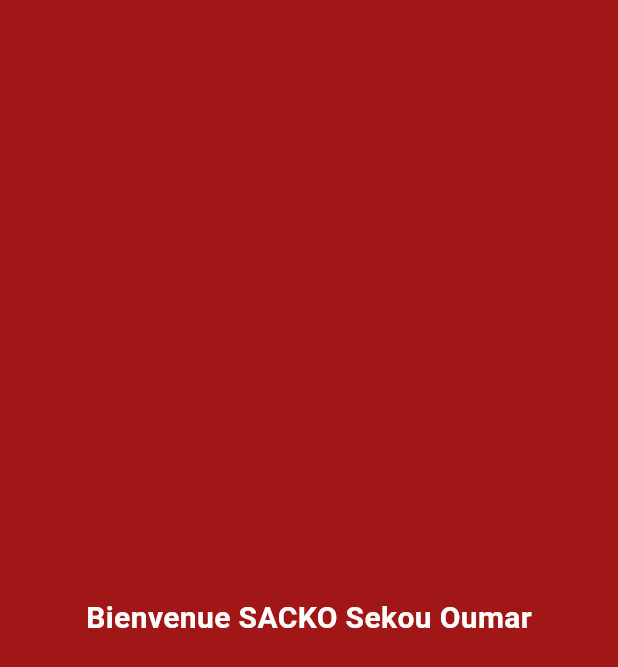
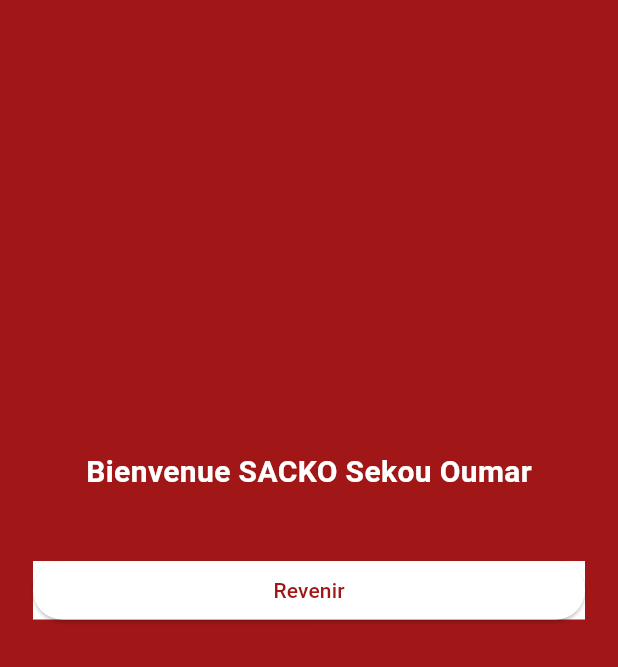
Before and after one commit to AbdoulSow0639/simplonaufprojet, a Flutter app: the screen it shows after launch, after a tap on "Voir plus", on a phone screen of 412 x 824 dp. Shown: the top 667 px of the screen. Run offline on Flutter 3.47's test engine with Material 3 defaults, Android fonts, the phone set to English and light mode, and no system bars; our stand-ins replace get.

Commit message:
commit du briefun 05/06/2025

```diff
--- a/lib/Config/UTILS/sizes.dart
+++ b/lib/Config/UTILS/sizes.dart
@@ -18,4 +18,12 @@ class MesDimensions {
   static const double tailleEcriture =12;
   static const double tailleTitreEcriture = 18;
 
+  static const double tailleDix =  10;
+  static const double tailleCinq = 5;
+  static const double taille130 = 130;
+  static const double taille150 = 150;
+  static const double taille39 = 39;
+  static const double taille300 = 300;
+  static const double taille20 = 20;
+
 }
--- a/lib/Config/UTILS/strings.dart
+++ b/lib/Config/UTILS/strings.dart
@@ -1,10 +1,18 @@
 part of 'values.dart';
 
 class MesTextes {
+
+  static const String logoName = "devAUF";
 
   static const String monNom = "SACKO Sekou Oumar";
   static const String monEmail = "sekououmar978@gmail.com";
   static const String monNumero = "+224 626 37 89 71";
 
+  static const String competence1 = "Flutter";
+  static const String competence2 = "Html";
+  static const String competence3 = "PHP";
 
+  static const String voirPlus = "Voir plus";
+
+  static const String bienvenue = "Bienvenue";
 }
--- a/lib/Models/Briefun/View/briefun_view.dart
+++ b/lib/Models/Briefun/View/briefun_view.dart
@@ -20,16 +20,16 @@ class BriefunViewUI extends GetView {
         ),
         actions: [
           Container(
-            padding: EdgeInsets.only(right: 10),
+            padding: EdgeInsets.only(right: MesDimensions.tailleDix),
             child: Row(
               children: [
                 Icon(Icons.add,color: MesCouleurs.maCouleurBlanche,),
 
-                SizedBox(width: 5,),
+                SizedBox(width: MesDimensions.tailleCinq,),
 
                 Icon(Icons.edit,color: MesCouleurs.maCouleurBlanche),
 
-                SizedBox(width: 5,),
+                SizedBox(width: MesDimensions.tailleCinq,),
 
 
                 Icon(Icons.visibility,color: MesCouleurs.maCouleurBlanche)
@@ -67,10 +67,14 @@ class BriefunViewUI extends GetView {
 
                     ),
 
-                    SizedBox(width: 10,),
+                    SizedBox(width: MesDimensions.tailleDix,),
 
 
-                    Column(
+                    Container(
+
+                      width: MesDimensions.taille150,
+
+                      child: Column(
 
                         crossAxisAlignment: CrossAxisAlignment.start,
                         children: [
@@ -81,7 +85,7 @@ class BriefunViewUI extends GetView {
                             ),
                           ),
 
-                        SizedBox(height: 10,),
+                          SizedBox(height: MesDimensions.tailleDix,),
 
                           Text(
                             "Telephone : ${MesTextes.monNumero}",
@@ -90,7 +94,7 @@ class BriefunViewUI extends GetView {
                             ),
                           ),
 
-                        SizedBox(height: 10,),
+                          SizedBox(height: MesDimensions.tailleDix,),
 
                           Text(
                             "Email : ${MesTextes.monEmail}",
@@ -100,6 +104,7 @@ class BriefunViewUI extends GetView {
                           ),
 
                         ],
+                      ),
                     )
                   ],
                 ),
@@ -119,17 +124,20 @@ class BriefunViewUI extends GetView {
                         ),
                       ),
 
-                      SizedBox(height: 10,),
+                      SizedBox(height: MesDimensions.tailleDix,),
 
                       Container(
-                        height: 130,
+                        height: MesDimensions.taille130,
                         width: double.infinity,
 
                         decoration: BoxDecoration(
                           color: const Color.fromARGB(255, 205, 206, 206)
                         ),
 
-                        padding: EdgeInsets.symmetric(horizontal: 10, vertical: 10),
+                        padding: EdgeInsets.symmetric(
+                          horizontal: MesDimensions.tailleDix,
+                          vertical: MesDimensions.tailleDix
+                        ),
 
                         child: Column(
                           children: [
@@ -137,37 +145,37 @@ class BriefunViewUI extends GetView {
                               children: [
                                 Icon(Icons.check_circle_outline),
 
-                                SizedBox(width: 5,),
+                                SizedBox(width: MesDimensions.tailleCinq,),
 
-                                Text("Flutter")
+                                Text("${MesTextes.competence1}")
                               ],
                             ),
 
-                            SizedBox(height: 10,),
+                            SizedBox(height: MesDimensions.tailleDix,),
 
 
                             Row(
                               children: [
                                 Icon(Icons.check_circle_outline),
 
-                                SizedBox(width: 5,),
+                                SizedBox(width: MesDimensions.tailleCinq,),
 
 
-                                Text("Flutter")
+                                Text("${MesTextes.competence2}")
                               ],
                             ),
 
-                            SizedBox(height: 10,),
+                            SizedBox(height: MesDimensions.tailleDix,),
 
 
                             Row(
                               children: [
                                 Icon(Icons.check_circle_outline),
 
-                                SizedBox(width: 5,),
+                                SizedBox(width: MesDimensions.tailleCinq,),
 
 
-                                Text("Flutter")
+                                Text('${MesTextes.competence3}' )
                               ],
                             )
                           ],
@@ -181,7 +189,7 @@ class BriefunViewUI extends GetView {
 
                 Container(
                   width: double.infinity,
-                  height: 39,
+                  height: MesDimensions.taille39,
                   color: MesCouleurs.maCouleurRouge,
                   child: ElevatedButton(
 
@@ -197,7 +205,7 @@ class BriefunViewUI extends GetView {
                       fixedSize: WidgetStatePropertyAll(Size.fromWidth(double.infinity)),
                     ),
                     child: Text(
-                      "Voir plus",
+                      "${MesTextes.voirPlus}",
                       style: TextStyle(
                         color: MesCouleurs.maCouleurBlanche,
                       ),
--- a/lib/Models/Service/View/serviceView.dart
+++ b/lib/Models/Service/View/serviceView.dart
@@ -9,14 +9,52 @@ class ServiceviewUI extends GetView {
     return Scaffold(
       backgroundColor: MesCouleurs.maCouleurRouge,
       body: Center(
-        child: Text(
-          "Bienvenue ${MesTextes.monNom}",
-          style: TextStyle(
-            fontSize: 20,
-            color: MesCouleurs.maCouleurBlanche,
-            fontWeight: FontWeight.bold
+        child: Container(
+          padding: EdgeInsets.symmetric(
+            horizontal: MesDimensions.paddingHorizontalConteneurMobile,
+            vertical: MesDimensions.taille300
           ),
-        ),
+          child: Column(
+            children: [
+              Text(
+                "${MesTextes.bienvenue} ${MesTextes.monNom}",
+                style: TextStyle(
+                  fontSize: MesDimensions.taille20,
+                  color: MesCouleurs.maCouleurBlanche,
+                  fontWeight: FontWeight.bold
+                ),
+              ),
+
+              SizedBox(height: MesDimensions.hauteurSideBox,),
+
+              Container(
+                width: double.infinity,
+                height: MesDimensions.taille39,
+                color: MesCouleurs.maCouleurBlanche,
+                child: ElevatedButton(
+
+                  onPressed: (){
+                    // var root = MaterialPageRoute(
+                    //   builder: (context) => ServiceviewUI(),
+                    // );
+
+                    Navigator.of(context).pop(); // va permettre de naviguer vers la page contenu dans la variable root
+                  },
+                  style: ButtonStyle(
+                    backgroundColor: WidgetStatePropertyAll(MesCouleurs.maCouleurBlanche),
+                    fixedSize: WidgetStatePropertyAll(Size.fromWidth(double.infinity)),
+                  ),
+                  child: Text(
+                    "Revenir",
+                    style: TextStyle(
+                      color: MesCouleurs.maCouleurRouge,
+                    ),
+                  ),
+                ),
+              )
+            ],
+          ),
+        )
       ),
     );
   }
```
Lines whose indentation alone changed are shown as unchanged.
